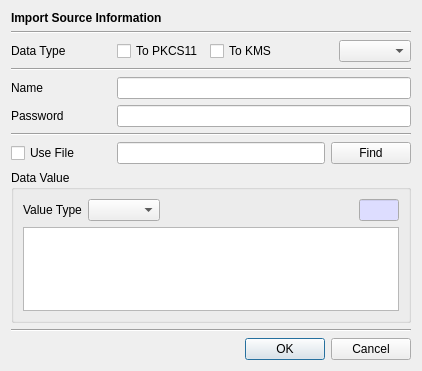
The window that CertMan/import_dlg.ui (jykim74/CertMan) describes before a commit, drawn with Qt 5.
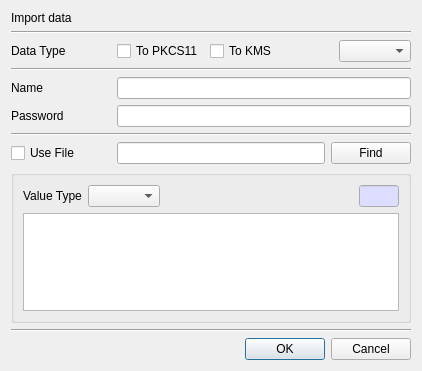
The same window after the commit.

Patch:
```diff
--- a/CertMan/import_dlg.ui
+++ b/CertMan/import_dlg.ui
@@ -15,16 +15,18 @@
   </property>
   <layout class="QVBoxLayout" name="verticalLayout">
    <item>
-    <widget class="QLabel" name="label">
-     <property name="font">
-      <font>
-       <bold>true</bold>
-      </font>
+    <layout class="QGridLayout" name="gridLayout_4">
+     <property name="topMargin">
+      <number>0</number>
      </property>
+     <item row="0" column="0">
+      <widget class="QLabel" name="mHeadLabel">
      <property name="text">
-      <string>Import Source Information</string>
-     </property>
-    </widget>
+        <string>Import data</string>
+       </property>
+      </widget>
+     </item>
+    </layout>
    </item>
    <item>
     <widget class="Line" name="line_3">
@@ -180,7 +182,7 @@
    <item>
     <widget class="QGroupBox" name="mValueGroup">
      <property name="title">
-      <string>Data Value</string>
+      <string/>
      </property>
      <layout class="QVBoxLayout" name="verticalLayout_2">
       <item>
```
Lines whose indentation alone changed are shown as unchanged.
